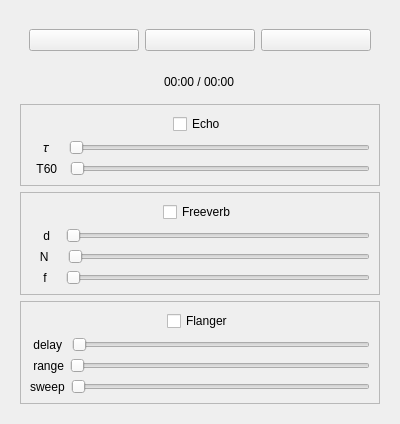
Above: TP2/Synthesis/Program/GUIs/Player_GUI/Player.ui from AlanVek/ASSD before the change. Below: the same form after it.
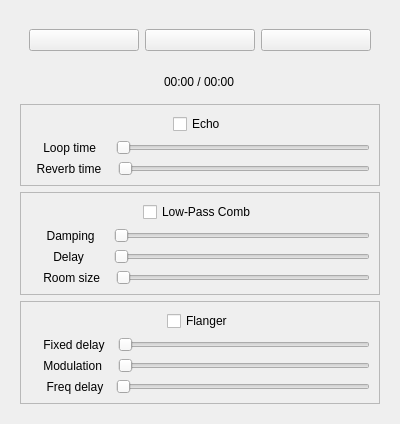
That is the form after the change.

Commit message: Changed slider names

What changed in the file:
```diff
--- a/TP2/Synthesis/Program/GUIs/Player_GUI/Player.ui
+++ b/TP2/Synthesis/Program/GUIs/Player_GUI/Player.ui
@@ -7,7 +7,7 @@
     <x>0</x>
     <y>0</y>
     <width>400</width>
-    <height>344</height>
+    <height>424</height>
    </rect>
   </property>
   <property name="windowTitle">
@@ -75,7 +75,7 @@
            <item alignment="Qt::AlignHCenter">
             <widget class="QLabel" name="tau_label">
              <property name="text">
-              <string>    𝜏    </string>
+              <string>    Loop time    </string>
              </property>
             </widget>
            </item>
@@ -99,7 +99,7 @@
            <item alignment="Qt::AlignHCenter">
             <widget class="QLabel" name="t60_label">
              <property name="text">
-              <string>  T60  </string>
+              <string>  Reverb time   </string>
              </property>
             </widget>
            </item>
@@ -130,7 +130,7 @@
          <item alignment="Qt::AlignHCenter">
           <widget class="QCheckBox" name="freeverb_check">
            <property name="text">
-            <string>Freeverb</string>
+            <string>Low-Pass Comb</string>
            </property>
           </widget>
          </item>
@@ -139,7 +139,7 @@
            <item>
             <widget class="QLabel" name="d_label">
              <property name="text">
-              <string>    d   </string>
+              <string>     Damping    </string>
              </property>
             </widget>
            </item>
@@ -163,7 +163,7 @@
            <item>
             <widget class="QLabel" name="N_label">
              <property name="text">
-              <string>   N    </string>
+              <string>       Delay       </string>
              </property>
             </widget>
            </item>
@@ -187,7 +187,7 @@
            <item>
             <widget class="QLabel" name="f_label">
              <property name="text">
-              <string>    f    </string>
+              <string>    Room size   </string>
              </property>
             </widget>
            </item>
@@ -224,7 +224,7 @@
            <item>
             <widget class="QLabel" name="delay_label">
              <property name="text">
-              <string> delay </string>
+              <string>    Fixed delay  </string>
              </property>
             </widget>
            </item>
@@ -248,7 +248,7 @@
            <item>
             <widget class="QLabel" name="range_label">
              <property name="text">
-              <string> range</string>
+              <string>    Modulation   </string>
              </property>
             </widget>
            </item>
@@ -272,7 +272,7 @@
            <item>
             <widget class="QLabel" name="sweep_label">
              <property name="text">
-              <string>sweep</string>
+              <string>     Freq delay  </string>
              </property>
             </widget>
            </item>
```
The commit also changes 1 other file.
